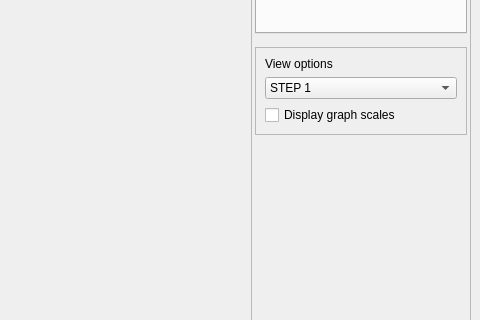
Qt form UI/eegwindow.ui (VeikkaLeppanen/Real_Time_EEG) before a commit; both pictures show x 649 to 1129 and y 359 to 679 of the 1129 by 831 pixel window.
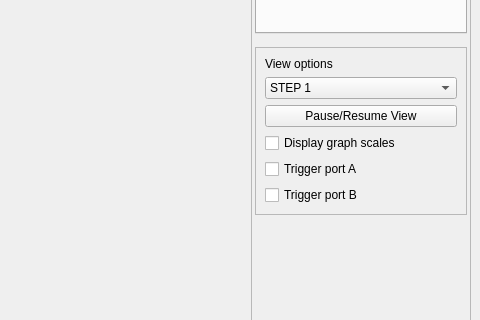
The same form after that commit. Custom widgets are drawn as their Qt base class.

```diff
--- a/UI/eegwindow.ui
+++ b/UI/eegwindow.ui
@@ -565,6 +565,13 @@
             </item>
            </widget>
           </item>
+          <item>
+           <widget class="QPushButton" name="pushButton_pauseView">
+            <property name="text">
+             <string>Pause/Resume View</string>
+            </property>
+           </widget>
+          </item>
           <item>
            <widget class="QCheckBox" name="checkBox">
             <property name="text">
@@ -572,6 +579,20 @@
             </property>
            </widget>
           </item>
+          <item>
+           <widget class="QCheckBox" name="checkBox_triggers_A">
+            <property name="text">
+             <string>Trigger port A</string>
+            </property>
+           </widget>
+          </item>
+          <item>
+           <widget class="QCheckBox" name="checkBox_triggers_B">
+            <property name="text">
+             <string>Trigger port B</string>
+            </property>
+           </widget>
+          </item>
          </layout>
         </widget>
        </item>
```
